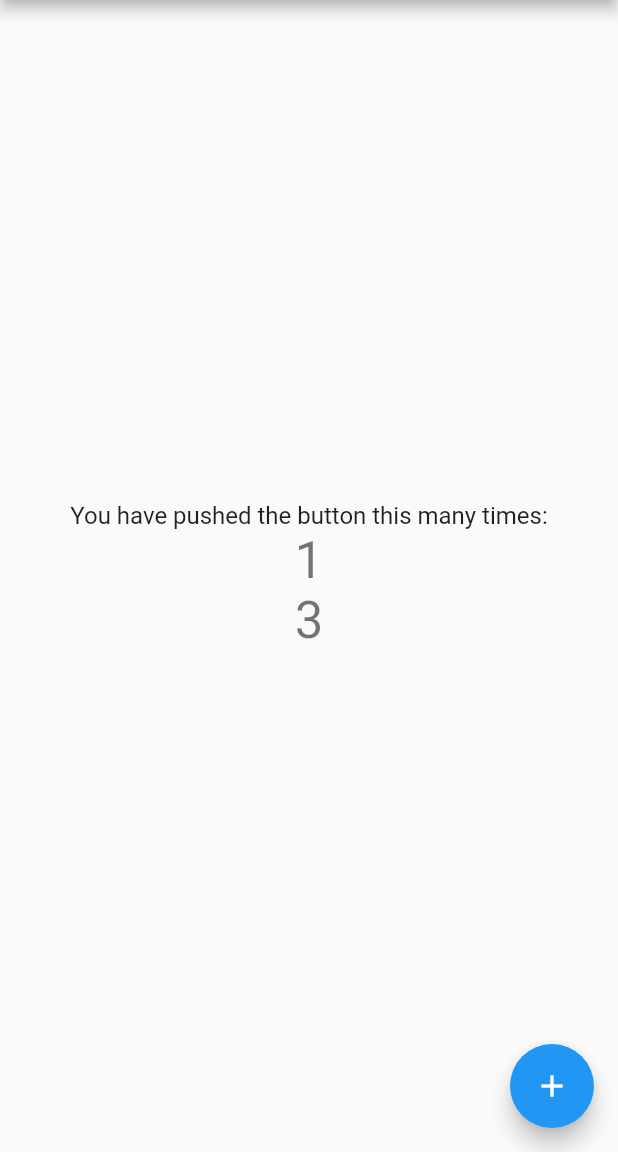
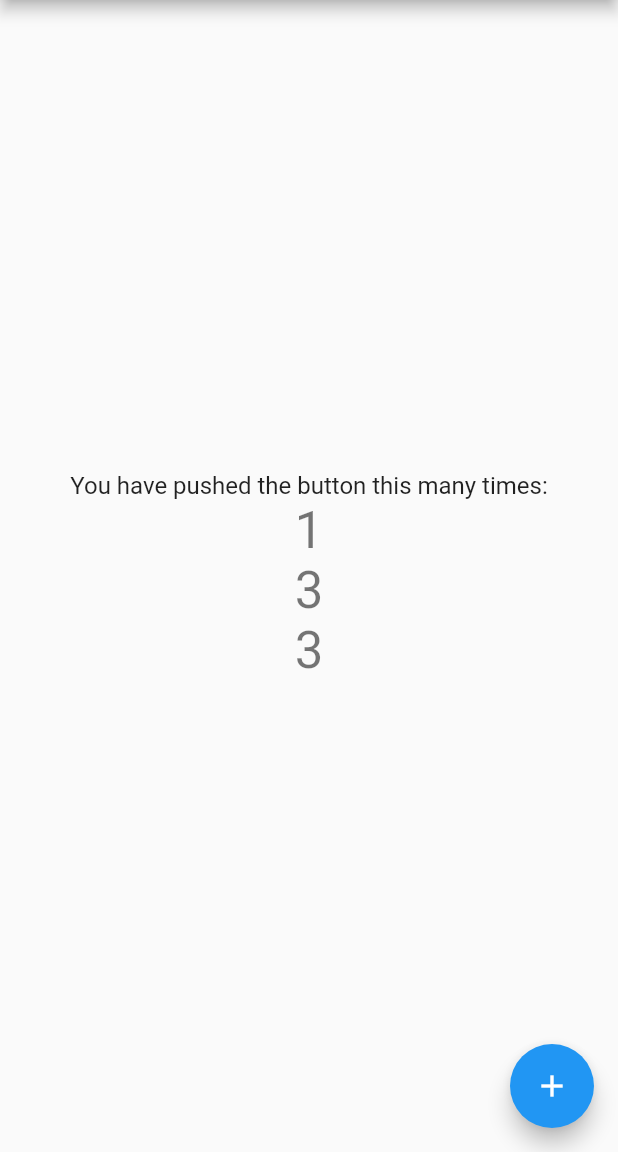
Before and after one commit to javedmughal-058/posting_chatting_app_in_flutter, a Flutter app: the screen it shows after launch, after a tap on the "add" icon, on a phone screen of 412 x 824 dp, the part 84-1236 px from its top. Run offline on Flutter 3.47's test engine with Material 2 defaults, Android fonts, the phone set to English and light mode, and no system bars; our stand-ins replace cloud_firestore, firebase_core, get; accounts and stored records are empty.

```diff
--- a/lib/controller/chatting_controller.dart
+++ b/lib/controller/chatting_controller.dart
@@ -1,13 +1,17 @@
 
 
+import 'package:cloud_firestore/cloud_firestore.dart';
 import 'package:get/get.dart';
+
+import '../model/user_model.dart';
 
 class ChattingController extends GetxController{
 
-
+  final userRef = FirebaseFirestore.instance.collection('users');
   var check = '1'.obs;
   var check2 = '3'.obs;
-
+  var check3 = '3'.obs;
+  var currentUser = UserModel().obs;
   @override
   void onInit() {
     // TODO: implement onInit
@@ -18,11 +22,16 @@ class ChattingController extends GetxController{
 
 
   Future<void> testing()async {
-    print('data');
+    DocumentSnapshot<Map<String,dynamic>> doc = await userRef.doc('115233102583713189317').get();
+    currentUser.value = UserModel.fromDocument(doc.data() ?? {});
+    print("Controller printing ${currentUser.value.userName}");
   }
 
   Future<void> apiTesting()async {
     print('Api Testing');
   }
+  Future<void> apiTesting2()async {
+    print('Api Testing2');
+  }
 
 }
--- a/lib/main.dart
+++ b/lib/main.dart
@@ -1,8 +1,11 @@
+import 'package:firebase_core/firebase_core.dart';
 import 'package:flutter/material.dart';
 import 'package:get/get.dart';
 import 'package:posting_chatting_app_in_flutter/controller/chatting_controller.dart';
 
-void main() {
+void main() async{
+  WidgetsFlutterBinding.ensureInitialized();
+  await Firebase.initializeApp();
   runApp(const MyApp());
   final chatController = Get.put(ChattingController());
 }
@@ -42,12 +45,12 @@ class _MyHomePageState extends State<MyHomePage> {
       _counter++;
     });
   }
-  final ChattingController chatController = Get.find();
+  final ChattingController _chatController = Get.find();
   @override
   void initState() {
     // TODO: implement initState
     super.initState();
-    chatController.testing();
+    // _chatController.testing();
   }
   @override
   Widget build(BuildContext context) {
@@ -58,16 +61,20 @@ class _MyHomePageState extends State<MyHomePage> {
       body: Center(
         child: Column(
           mainAxisAlignment: MainAxisAlignment.center,
-          children: <Widget>[
+          children: [
             Text(
               'You have pushed the button this many times:',style: Theme.of(context).textTheme.titleMedium,
             ),
             Text(
-              chatController.check.value,
+              _chatController.check.value,
               style: Theme.of(context).textTheme.headline4,
             ),
             Text(
-              chatController.check2.value,
+              _chatController.check2.value,
+              style: Theme.of(context).textTheme.headline4,
+            ),
+            Text(
+              _chatController.check3.value,
               style: Theme.of(context).textTheme.headline4,
             ),
           ],
@@ -75,7 +82,8 @@ class _MyHomePageState extends State<MyHomePage> {
       ),
       floatingActionButton: FloatingActionButton(
         onPressed: (){
-          chatController.apiTesting();
+          _chatController.testing();
+          // _chatController.apiTesting2();
         },
         tooltip: 'Increment',
         child: const Icon(Icons.add),
--- /dev/null
+++ b/lib/model/user_model.dart
@@ -0,0 +1,51 @@
+import 'package:cloud_firestore/cloud_firestore.dart';
+
+class UserModel{
+  String? userId;
+  String? userName;
+  String? date;
+  String? userImage;
+  String? userIsAdmin;
+  String? userEmail;
+  String? userFollowers;
+  String? userPost;
+  String? userStatus;
+  UserModel({
+    this.userId,
+    this.userName,
+    this.date,
+    this.userImage,
+    this.userIsAdmin,
+    this.userEmail,
+    this.userFollowers,
+    this.userPost,
+    this.userStatus,
+  });
+  factory UserModel.fromDocument(Map<String,dynamic> doc){
+    return UserModel(
+      userId: doc['user_id'],
+      userName: doc['display_name'],
+      date: doc['date'],
+      userImage: doc['user_id'],
+      userIsAdmin: doc['isAdmin'],
+      userEmail: doc['user_email'],
+      userFollowers: doc['user_followers'],
+      userPost: doc['user_post'],
+      userStatus: doc['user_status'],
+    );
+  }
+
+//    Map<String, dynamic> toMap() {
+//      return {
+//        'streetName': streetName,
+//        'buildingName': buildingName,
+//        'cityName': cityName,
+//      };
+//    }
+//
+//    Address.fromMap(Map<String, dynamic> addressMap)
+//        : streetName = addressMap["streetName"],
+//          buildingName = addressMap["buildingName"],
+//          cityName = addressMap["cityName"];
+// }
+}
```
Also changed, not shown: pubspec.yaml (+14 -1 lines), pubspec.lock, 3 other files.
